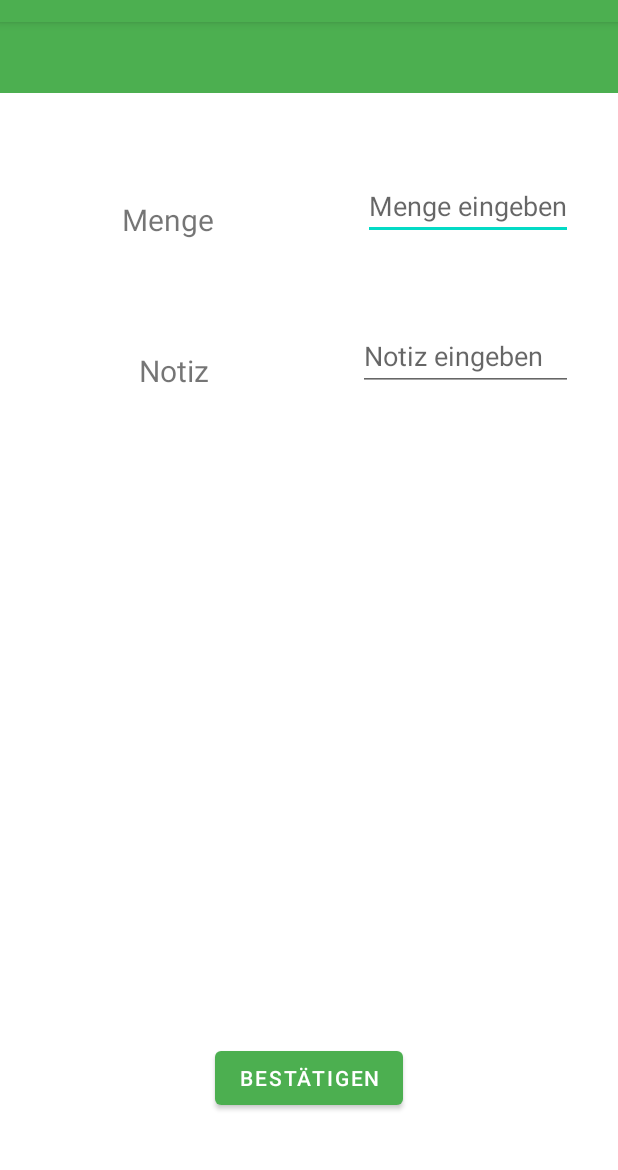
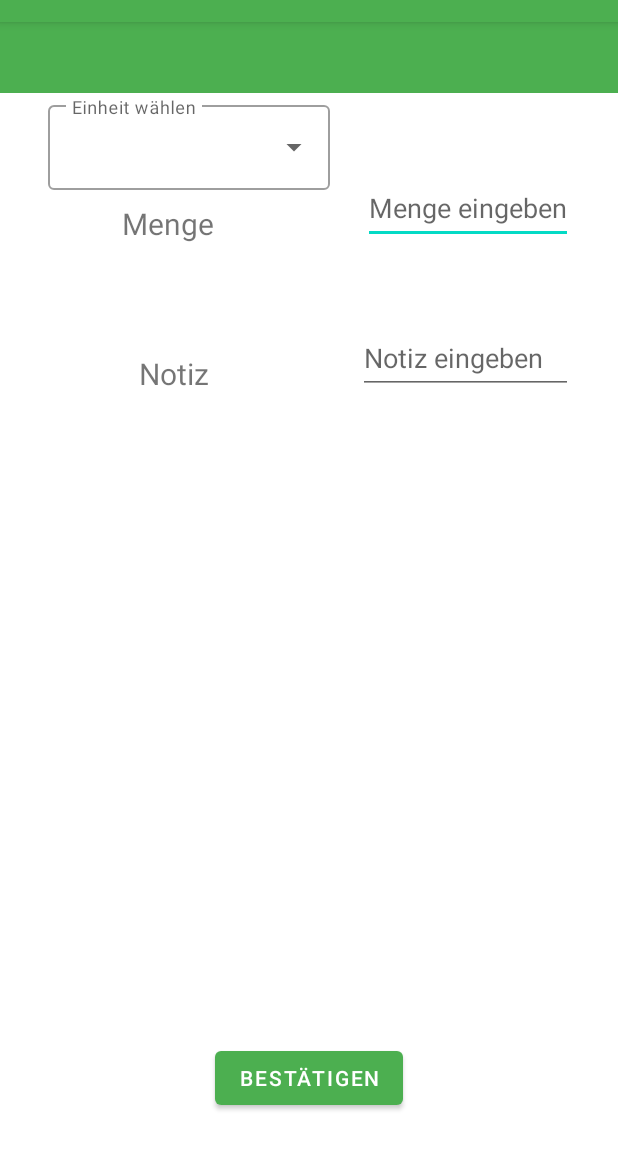
Before and after one commit to gregorae/EinkaufslisteApp, an Android app: the Configuration_Activity screen opened directly, with no data from a screen before it, on a phone screen of 412 x 824 dp, the part 62-1232 px from its top. Run offline under Robolectric (Android 15) with nearby library versions, the phone set to English and light mode, and no system bars; our stand-ins replace Firebase (no records; nobody signed in at launch, a user with empty details on screens opened directly).

Commit message:
Einheit Menge ung Notiz kan hinzugefügt/geändert werden

```diff
--- a/app/src/main/java/Person/PersonActivity.java
+++ b/app/src/main/java/Person/PersonActivity.java
@@ -3,6 +3,7 @@ package Person;
 import android.content.Intent;
 import android.os.Bundle;
 import android.view.View;
+import android.view.Window;
 import android.widget.Button;
 import android.widget.EditText;
 import android.widget.ImageView;
@@ -53,6 +54,8 @@ public class PersonActivity extends AppCompatActivity  {
     @Override
     protected void onCreate(Bundle savedInstanceState) {
         super.onCreate(savedInstanceState);
+        requestWindowFeature(Window.FEATURE_NO_TITLE);
+        getSupportActionBar().hide();
         setContentView(R.layout.activity_person);
 
 
@@ -221,8 +224,7 @@ public class PersonActivity extends AppCompatActivity  {
 
     // Methode mit der man Personen löscht.
     // wird durch ein swipe auf dem recycler view ausgelöst
-    ItemTouchHelper.SimpleCallback itemtouchHelperCallback = new ItemTouchHelper.SimpleCallback(0,
-            ItemTouchHelper.RIGHT | ItemTouchHelper.LEFT)  { // Löschen durch Links oder Rechts swipen
+    ItemTouchHelper.SimpleCallback itemtouchHelperCallback = new ItemTouchHelper.SimpleCallback(0, ItemTouchHelper.RIGHT)  { // Löschen durch Links oder Rechts swipen
         @Override
         public boolean onMove(@NonNull RecyclerView recyclerView, @NonNull RecyclerView.ViewHolder viewHolder, @NonNull RecyclerView.ViewHolder target) {
             return false;
--- a/app/src/main/java/de/codeyourapp/einkaufsliste_app/Configuration_Activity.java
+++ b/app/src/main/java/de/codeyourapp/einkaufsliste_app/Configuration_Activity.java
@@ -1,23 +1,42 @@
 package de.codeyourapp.einkaufsliste_app;
 
+import androidx.annotation.NonNull;
 import androidx.appcompat.app.AppCompatActivity;
 
+import android.app.Activity;
 import android.content.Intent;
 import android.os.Bundle;
+import android.os.DropBoxManager;
+import android.renderscript.ScriptGroup;
 import android.view.View;
+import android.widget.AdapterView;
+import android.widget.ArrayAdapter;
+import android.widget.AutoCompleteTextView;
 import android.widget.Button;
 import android.widget.EditText;
 import android.widget.TextView;
+import android.widget.Toast;
 
+import com.google.android.gms.tasks.OnCompleteListener;
+import com.google.android.gms.tasks.Task;
 import com.google.firebase.database.DatabaseReference;
 import com.google.firebase.database.FirebaseDatabase;
 
+import java.util.HashMap;
+
 public class Configuration_Activity extends AppCompatActivity {
+    EditText conquant;
+    EditText connote;
+    DatabaseReference listref;
+    String item_short;
 
-    //EditText conquant = findViewById(R.id.edit_quantity);
-    //EditText connote = findViewById(R.id.edit_notice);
-    //DatabaseReference noteref;
-    //DatabaseReference quantref;
+    // String Array mit Inhalt des Dropdown-Menüs
+    String[] items_dropdown = {"Liter (l)","Gramm (g)","Kilogramm (kg)"};
+    String[] items_dropdown_short = {"l","g","kg"};
+    AutoCompleteTextView actvUnit;
+
+    ArrayAdapter<String> adapterItems;
+    ArrayAdapter<String> adapterItemsShort;
 
     @Override
     protected void onCreate(Bundle savedInstanceState) {
@@ -27,20 +46,43 @@ public class Configuration_Activity extends AppCompatActivity {
         Button apply = findViewById(R.id.con_apply);
         TextView conproduct = findViewById(R.id.con_product);
 
+        conquant = findViewById(R.id.edit_quantity);
+        connote = findViewById(R.id.edit_notice);
+        listref = FirebaseDatabase.getInstance().getReference("Entry").child(conproduct.getText().toString());
+
         conproduct.setText(getIntent().getStringExtra("prod_name"));
+
+        actvUnit = findViewById(R.id.actv_unit);
+        adapterItems = new ArrayAdapter<String>(this,R.layout.dropdown_item,items_dropdown);
+        adapterItemsShort = new ArrayAdapter<String>(this,R.layout.dropdown_item,items_dropdown_short);
+
+        actvUnit.setAdapter(adapterItems);
+
+        actvUnit.setOnItemClickListener(new AdapterView.OnItemClickListener() {
+            @Override
+            public void onItemClick(AdapterView<?> adapterView, View view, int position, long id) {
+                item_short = adapterItemsShort.getItem(position);
+            }
+        });
 
         apply.setOnClickListener(new View.OnClickListener() {
             @Override
             public void onClick(View v) {
-                //String quantity = conquant.getText().toString();
-                //String notice = connote.getText().toString();
-                //noteref = FirebaseDatabase.getInstance().getReference("Entry").child(conproduct.getText().toString()).child("notice");
-                //quantref = FirebaseDatabase.getInstance().getReference("Entry").child(conproduct.getText().toString()).child("quantity");
-                //noteref.setValue(notice);
-                //quantref.setValue(quantity);
                 changeActivity();
+                 String quantity = conquant.getText().toString();
+                String notice = connote.getText().toString();
+                String product_name = conproduct.getText().toString();
+                String user_token = "hi";
+                String unit = item_short;
+                updateData(user_token,product_name, quantity,unit,notice);
             }
         });
+    }
+
+    private void updateData(String user_token,String product_name, String quantity,String unit, String notice){
+        listref = FirebaseDatabase.getInstance().getReference("Entry").child(product_name);
+        DataModel entry = new DataModel(user_token,product_name,quantity,unit,notice);
+        listref.setValue(entry);
     }
 
     private void changeActivity(){
--- a/app/src/main/java/de/codeyourapp/einkaufsliste_app/MainActivity.java
+++ b/app/src/main/java/de/codeyourapp/einkaufsliste_app/MainActivity.java
@@ -75,6 +75,8 @@ public class MainActivity extends AppCompatActivity implements MainInterface{
         receivedIntent = getIntent();
         if (receivedIntent != null && receivedIntent.hasExtra("id")) {
             String produkt = receivedIntent.getStringExtra("id");
+            String quant = receivedIntent.getStringExtra("quant");
+            String notice = receivedIntent.getStringExtra("note");
             HashMap<String,String> listMap = new HashMap<>();    //Hashmap von Produktdata-Tweig in Datenbank
             listMap.put("product_name",produkt);    //Beteiligte Größen neuer Datensatz (Produkt)
             listMap.put("user_token","");
--- a/app/src/main/res/layout/activity_configuration.xml
+++ b/app/src/main/res/layout/activity_configuration.xml
@@ -3,7 +3,8 @@
     xmlns:app="http://schemas.android.com/apk/res-auto"
     xmlns:tools="http://schemas.android.com/tools"
     android:layout_width="match_parent"
-    android:layout_height="match_parent">
+    android:layout_height="match_parent"
+    tools:context=".Configuration_Activity">
 
     <EditText
         android:id="@+id/edit_quantity"
@@ -14,6 +15,7 @@
         android:layout_marginRight="30dp"
         android:hint="Menge eingeben"
         android:inputType="numberDecimal"
+        android:minHeight="48dp"
         tools:layout_editor_absoluteX="113dp"
         tools:layout_editor_absoluteY="92dp" />
 
@@ -46,14 +48,14 @@
     <EditText
         android:id="@+id/edit_notice"
         android:layout_width="143dp"
-        android:layout_height="46dp"
+        android:layout_height="48dp"
+        android:layout_alignParentRight="true"
+        android:layout_marginTop="200dp"
+        android:layout_marginRight="30dp"
         android:ems="10"
         android:hint="Notiz eingeben"
         android:inputType="textPersonName"
-        android:maxLength="12"
-        android:layout_alignParentRight="true"
-        android:layout_marginTop="200dp"
-        android:layout_marginRight="30dp" />
+        android:maxLength="12" />
 
     <Button
         android:id="@+id/con_apply"
@@ -74,4 +76,25 @@
         android:background="#4CAF50"
         tools:layout_editor_absoluteX="152dp"
         tools:layout_editor_absoluteY="36dp" />
+
+    <com.google.android.material.textfield.TextInputLayout
+        style="@style/Widget.MaterialComponents.TextInputLayout.OutlinedBox.ExposedDropdownMenu"
+        android:layout_width="wrap_content"
+        android:layout_height="wrap_content"
+        android:layout_marginStart="32dp"
+        android:layout_marginTop="50dp"
+        android:layout_marginEnd="32dp"
+        app:layout_constraintEnd_toEndOf="parent"
+        app:layout_constraintStart_toStartOf="parent"
+        android:hint="@string/select">
+
+        <AutoCompleteTextView
+            android:id="@+id/actv_unit"
+            android:layout_width="match_parent"
+            android:layout_height="match_parent"
+            android:layout_weight="1"
+            android:inputType="none"
+            android:text=" " />
+    </com.google.android.material.textfield.TextInputLayout>
+
 </RelativeLayout>
--- a/app/src/main/res/values/strings.xml
+++ b/app/src/main/res/values/strings.xml
@@ -4,4 +4,6 @@
     <!--Strings Lukas-->
     <string name="btnsearch">Neues Produkt hinzufügen</string>
     <string name="headersearch">Produkte</string>
+
+    <string name="select">Einheit wählen</string>
 </resources>
```
Also changed, not shown: app/src/main/java/de/codeyourapp/einkaufsliste_app/DataModel.java (+4 -4 lines), app/src/main/res/layout/dropdown_item.xml (added, +11 -0 lines).
